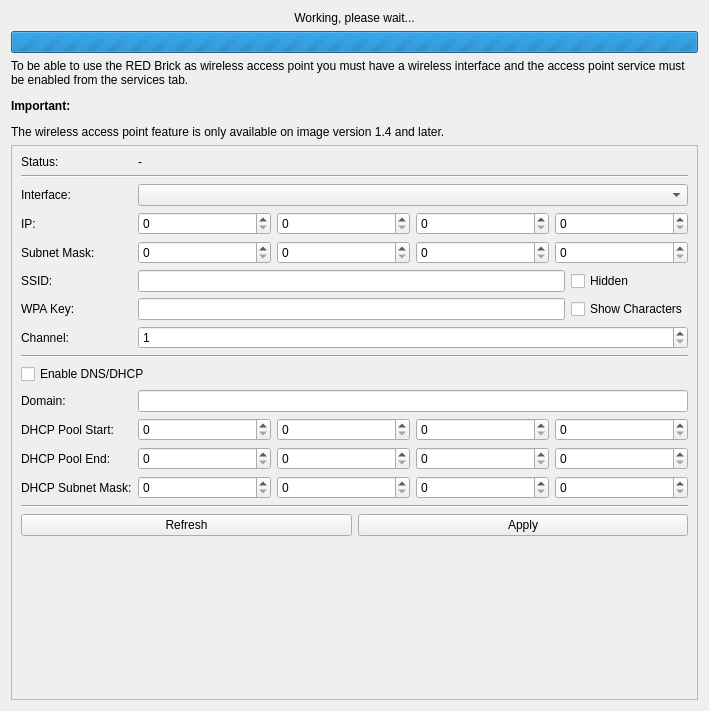
Above: src/brickv/plugin_system/plugins/red/ui/red_tab_settings_ap.ui from Tinkerforge/brickv before the change. Below: the same form after it.
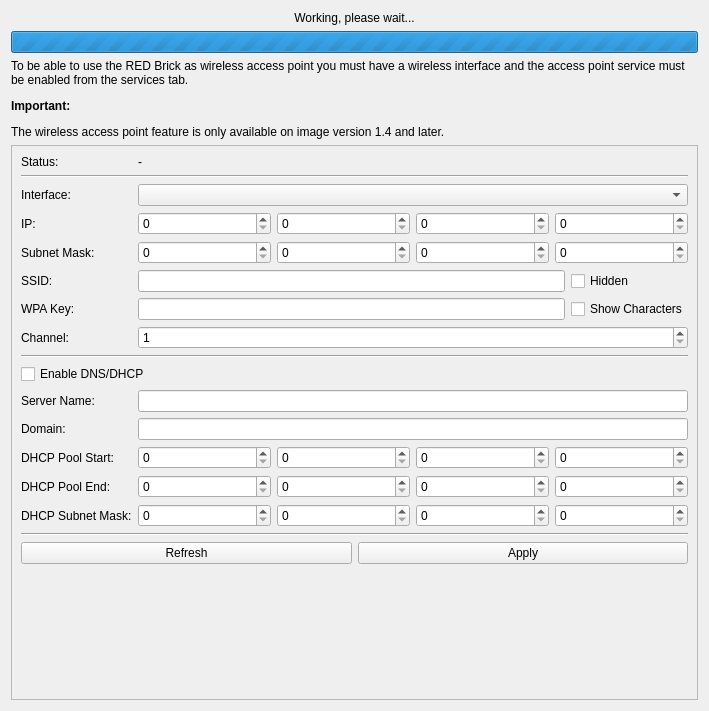
That is the form after the change.

Commit message:
red-brick: 1. Show or hide main frame of network and access point tabs depending whether AP mode is enabled
2. Default domain changed

3. New field 'server name' which specifies the name with which hosts in LAN
can resolve the server in AP mode

Diff of the .ui file:
```diff
--- a/src/brickv/plugin_system/plugins/red/ui/red_tab_settings_ap.ui
+++ b/src/brickv/plugin_system/plugins/red/ui/red_tab_settings_ap.ui
@@ -66,7 +66,7 @@
          </property>
         </widget>
        </item>
-       <item row="16" column="0" colspan="3">
+       <item row="17" column="0" colspan="3">
         <spacer name="verticalSpacer">
          <property name="orientation">
           <enum>Qt::Vertical</enum>
@@ -96,13 +96,13 @@
          </property>
         </widget>
        </item>
-       <item row="10" column="1" colspan="2">
+       <item row="11" column="1" colspan="2">
         <widget class="QLineEdit" name="ledit_ap_domain"/>
        </item>
        <item row="2" column="1" colspan="2">
         <widget class="QComboBox" name="cbox_ap_interface"/>
        </item>
-       <item row="11" column="1" colspan="2">
+       <item row="12" column="1" colspan="2">
         <layout class="QHBoxLayout" name="horizontalLayout_3">
          <item>
           <widget class="QSpinBox" name="sbox_ap_pool_start1">
@@ -189,7 +189,7 @@
          </property>
         </widget>
        </item>
-       <item row="13" column="1" colspan="2">
+       <item row="14" column="1" colspan="2">
         <layout class="QHBoxLayout" name="horizontalLayout_5">
          <item>
           <widget class="QSpinBox" name="sbox_ap_pool_mask1">
@@ -231,7 +231,7 @@
          </property>
         </widget>
        </item>
-       <item row="12" column="0">
+       <item row="13" column="0">
         <widget class="QLabel" name="label_7">
          <property name="text">
           <string>DHCP Pool End:</string>
@@ -293,14 +293,14 @@
          </item>
         </layout>
        </item>
-       <item row="14" column="0" colspan="3">
+       <item row="15" column="0" colspan="3">
         <widget class="Line" name="line_2">
          <property name="orientation">
           <enum>Qt::Horizontal</enum>
          </property>
         </widget>
        </item>
-       <item row="11" column="0">
+       <item row="12" column="0">
         <widget class="QLabel" name="label_6">
          <property name="text">
           <string>DHCP Pool Start:</string>
@@ -334,7 +334,7 @@
          </property>
         </widget>
        </item>
-       <item row="10" column="0">
+       <item row="11" column="0">
         <widget class="QLabel" name="label_4">
          <property name="text">
           <string>Domain:</string>
@@ -344,7 +344,7 @@
          </property>
         </widget>
        </item>
-       <item row="15" column="0" colspan="3">
+       <item row="16" column="0" colspan="3">
         <layout class="QHBoxLayout" name="horizontalLayout_8">
          <item>
           <widget class="QPushButton" name="pbutton_ap_refresh">
@@ -369,7 +369,7 @@
          </property>
         </widget>
        </item>
-       <item row="13" column="0">
+       <item row="14" column="0">
         <widget class="QLabel" name="label_8">
          <property name="text">
           <string>DHCP Subnet Mask:</string>
@@ -386,7 +386,7 @@
          </property>
         </widget>
        </item>
-       <item row="12" column="1" colspan="2">
+       <item row="13" column="1" colspan="2">
         <layout class="QHBoxLayout" name="horizontalLayout_4">
          <item>
           <widget class="QSpinBox" name="sbox_ap_pool_end1">
@@ -425,6 +425,16 @@
          </property>
         </widget>
        </item>
+       <item row="10" column="0">
+        <widget class="QLabel" name="label_12">
+         <property name="text">
+          <string>Server Name:</string>
+         </property>
+        </widget>
+       </item>
+       <item row="10" column="1" colspan="2">
+        <widget class="QLineEdit" name="ledit_ap_server_name"/>
+       </item>
       </layout>
      </widget>
     </widget>
```
The commit also changes 3 other files.
